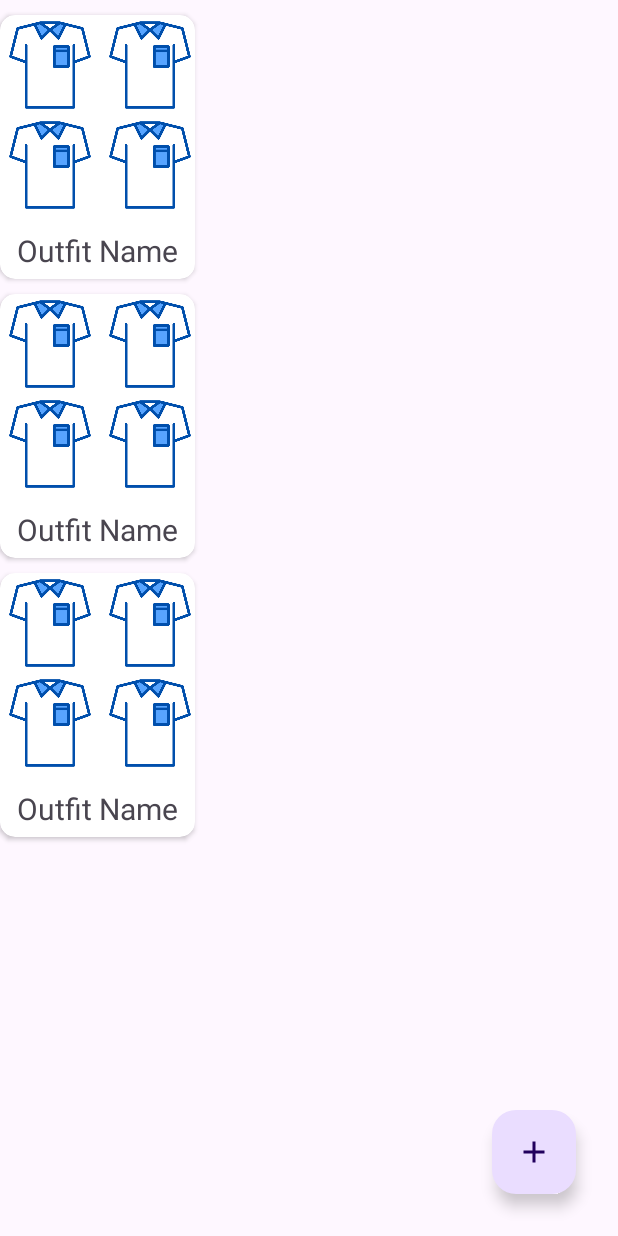
After one commit to Solsen165/Outfit-Picker, an Android app: the layout activity_outfit_list_view.xml on its own in the app's theme, with its tools: preview values and no code run, on a phone screen of 412 x 824 dp. The commit adds this screen. Run offline under Robolectric (Android 15) with nearby library versions, the phone set to English and light mode, and no system bars.

```diff
--- a/app/src/main/AndroidManifest.xml
+++ b/app/src/main/AndroidManifest.xml
@@ -13,6 +13,9 @@
         android:supportsRtl="true"
         android:theme="@style/Theme.OutfitPicker"
         tools:targetApi="31">
+        <activity
+            android:name=".OutfitListViewActivity"
+            android:exported="false" />
         <activity
             android:name=".ShowingItemActivity"
             android:exported="false" />
@@ -34,9 +37,6 @@
             android:name=".ItemListViewActivity"
             android:exported="false" />
         <activity
-            android:name=".PickOutfit"
-            android:exported="false" />
-        <activity
             android:name=".MainActivity"
             android:exported="true">
             <intent-filter>
--- a/app/src/main/java/com/example/outfitpicker/ItemListViewActivity.kt
+++ b/app/src/main/java/com/example/outfitpicker/ItemListViewActivity.kt
@@ -95,7 +95,7 @@ class ItemListViewActivity : AppCompatActivity() {
         }
 
         // Observing the view model so that when we add new items, the recycler view is updated
-        itemsViewModel.getAllNotes().observe(this, Observer {items ->
+        itemsViewModel.getAllItems().observe(this, Observer { items ->
             adapter.setItems(items)
             recyclerView.invalidate()
         })
--- a/app/src/main/java/com/example/outfitpicker/ItemListViewModel.kt
+++ b/app/src/main/java/com/example/outfitpicker/ItemListViewModel.kt
@@ -25,7 +25,7 @@ class ItemsViewModel(private val repository: ClothesRepository): ViewModel() {
     fun delete(item: Item) = viewModelScope.launch {
         repository.deleteItem(item)
     }
-    fun getAllNotes(): LiveData<List<Item>>{
+    fun getAllItems(): LiveData<List<Item>>{
         return allItems
     }
 }
--- a/app/src/main/java/com/example/outfitpicker/databasefiles/ClothesDao.kt
+++ b/app/src/main/java/com/example/outfitpicker/databasefiles/ClothesDao.kt
@@ -23,7 +23,7 @@ interface ClothesDao {
     fun getAllItems(): LiveData<List<Item>>
 
     @Insert
-    suspend fun insertOutfit(outfit: Outfit)
+    suspend fun insertOutfit(outfit: Outfit): Long
 
     @Update
     suspend fun updateOutfit(outfit: Outfit)
@@ -38,8 +38,8 @@ interface ClothesDao {
     suspend fun insertItemOutfitCrossRef(crossRef: ItemOutfitCrossRef)
 
     @Transaction
-    @Query("SELECT * FROM outfit_table WHERE outfitId = :outfitId")
-    suspend fun getOutfitWithItems(outfitId: Int): List<OutfitWithItems>
+    @Query("SELECT * FROM outfit_table")
+    fun getOutfitWithItems(): LiveData<List<OutfitWithItems>>
 
     @Transaction
     @Query("SELECT * FROM item_table WHERE itemId = :itemId")
--- a/app/src/main/res/layout/activity_main.xml
+++ b/app/src/main/res/layout/activity_main.xml
@@ -48,7 +48,7 @@
           android:layout_height="145dp"
           android:layout_gravity="right"
           android:layout_marginEnd="40dp"
-          android:id="@+id/add_btn"
+          android:id="@+id/item_btn"
           android:background="@drawable/polo_shirt_icon"
           />
 
@@ -57,7 +57,7 @@
           android:layout_height="145dp"
           android:layout_gravity="left"
           android:layout_marginLeft="40dp"
-          android:id="@+id/choose_outfit_btn"
+          android:id="@+id/outfit_btn"
           android:background="@drawable/outfit_icon"
           />
 
--- /dev/null
+++ b/app/src/main/res/layout/activity_outfit_list_view.xml
@@ -0,0 +1,29 @@
+<?xml version="1.0" encoding="utf-8"?>
+<androidx.constraintlayout.widget.ConstraintLayout xmlns:android="http://schemas.android.com/apk/res/android"
+    xmlns:app="http://schemas.android.com/apk/res-auto"
+    xmlns:tools="http://schemas.android.com/tools"
+    android:layout_width="match_parent"
+    android:layout_height="match_parent"
+    tools:context=".OutfitListViewActivity">
+
+    <androidx.recyclerview.widget.RecyclerView
+        android:id="@+id/recycler_view_outfits"
+        android:layout_width="match_parent"
+        android:layout_height="match_parent"
+        app:layout_constraintBottom_toBottomOf="parent"
+        app:layout_constraintEnd_toEndOf="parent"
+        app:layout_constraintStart_toStartOf="parent"
+        app:layout_constraintTop_toTopOf="parent"
+        tools:listitem="@layout/list_item_outfits" />
+
+    <com.google.android.material.floatingactionbutton.FloatingActionButton
+        android:id="@+id/button_add_outfit"
+        android:layout_width="wrap_content"
+        android:layout_height="wrap_content"
+        android:layout_marginEnd="28dp"
+        android:layout_marginBottom="28dp"
+        android:src="@drawable/baseline_add_24"
+        app:layout_constraintBottom_toBottomOf="parent"
+        app:layout_constraintEnd_toEndOf="parent" />
+
+</androidx.constraintlayout.widget.ConstraintLayout>
--- /dev/null
+++ b/app/src/main/res/layout/list_item_outfits.xml
@@ -0,0 +1,69 @@
+<?xml version="1.0" encoding="utf-8"?>
+<androidx.cardview.widget.CardView xmlns:android="http://schemas.android.com/apk/res/android"
+    android:layout_width="wrap_content"
+    android:layout_height="wrap_content"
+    xmlns:app="http://schemas.android.com/apk/res-auto"
+    android:orientation="vertical"
+    android:padding="20dp"
+    android:gravity="center"
+    android:layout_marginTop="10dp"
+    app:cardCornerRadius="10dp"
+    android:background="@color/my_secondary">
+
+    <LinearLayout
+        android:layout_width="match_parent"
+        android:layout_height="wrap_content"
+        android:orientation="vertical">
+        <GridLayout
+            android:id="@+id/items_grid"
+            android:layout_width="130dp"
+            android:layout_height="130dp"
+
+            android:columnCount="2"
+            android:rowCount="2">
+
+            <ImageView
+                android:layout_width="60dp"
+                android:layout_height="60dp"
+                android:layout_margin="3dp"
+                android:scaleType="centerCrop"
+                android:src="@drawable/polo_shirt_icon"
+                android:layout_gravity="center"/>
+            <ImageView
+                android:layout_width="60dp"
+                android:layout_height="60dp"
+                android:layout_margin="3dp"
+                android:scaleType="centerCrop"
+                android:src="@drawable/polo_shirt_icon"
+                android:layout_gravity="center"/>
+            <ImageView
+                android:layout_width="60dp"
+                android:layout_height="60dp"
+                android:layout_margin="3dp"
+                android:scaleType="centerCrop"
+                android:src="@drawable/polo_shirt_icon"
+                android:layout_gravity="center"/>
+            <ImageView
+                android:layout_width="60dp"
+                android:layout_height="60dp"
+                android:layout_margin="3dp"
+                android:scaleType="centerCrop"
+                android:src="@drawable/polo_shirt_icon"
+                android:layout_gravity="center"/>
+        </GridLayout>
+
+        <TextView
+            android:id="@+id/text_view_outfit_name"
+            android:layout_width="wrap_content"
+            android:layout_height="wrap_content"
+            android:text="Outfit Name"
+            android:layout_gravity="center"
+            android:padding="5dp"
+            android:textSize="20sp"
+            android:layout_marginTop="8dp"/>
+
+
+    </LinearLayout>
+
+
+</androidx.cardview.widget.CardView>
```
Also changed, not shown: app/src/main/java/com/example/outfitpicker/MainActivity.kt (+6 -2 lines), app/src/main/java/com/example/outfitpicker/OutfitAdapter.kt (added, +61 -0 lines), app/src/main/java/com/example/outfitpicker/OutfitListViewActivity.kt (added, +43 -0 lines), app/src/main/java/com/example/outfitpicker/OutfitListViewModel.kt (added, +43 -0 lines), app/src/main/java/com/example/outfitpicker/PickOutfit.kt (deleted, +0 -72 lines), app/src/main/java/com/example/outfitpicker/databasefiles/ClothesRepository.kt (+5 -4 lines).
